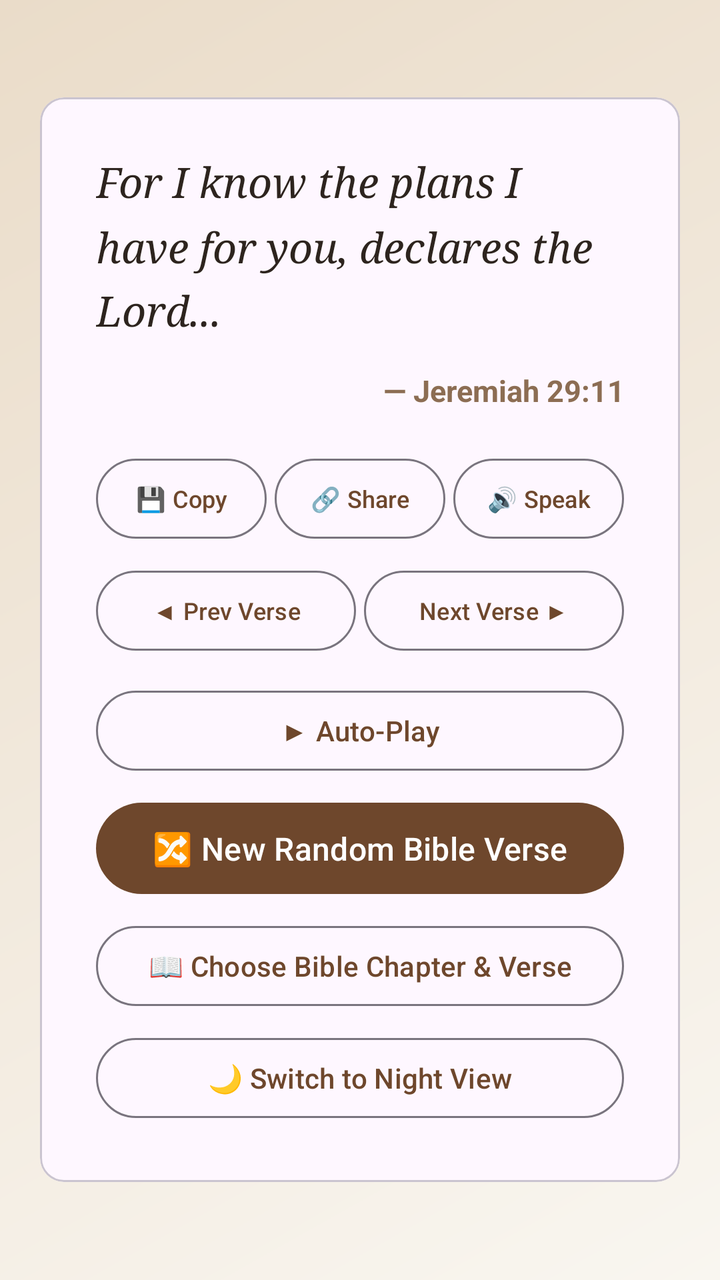
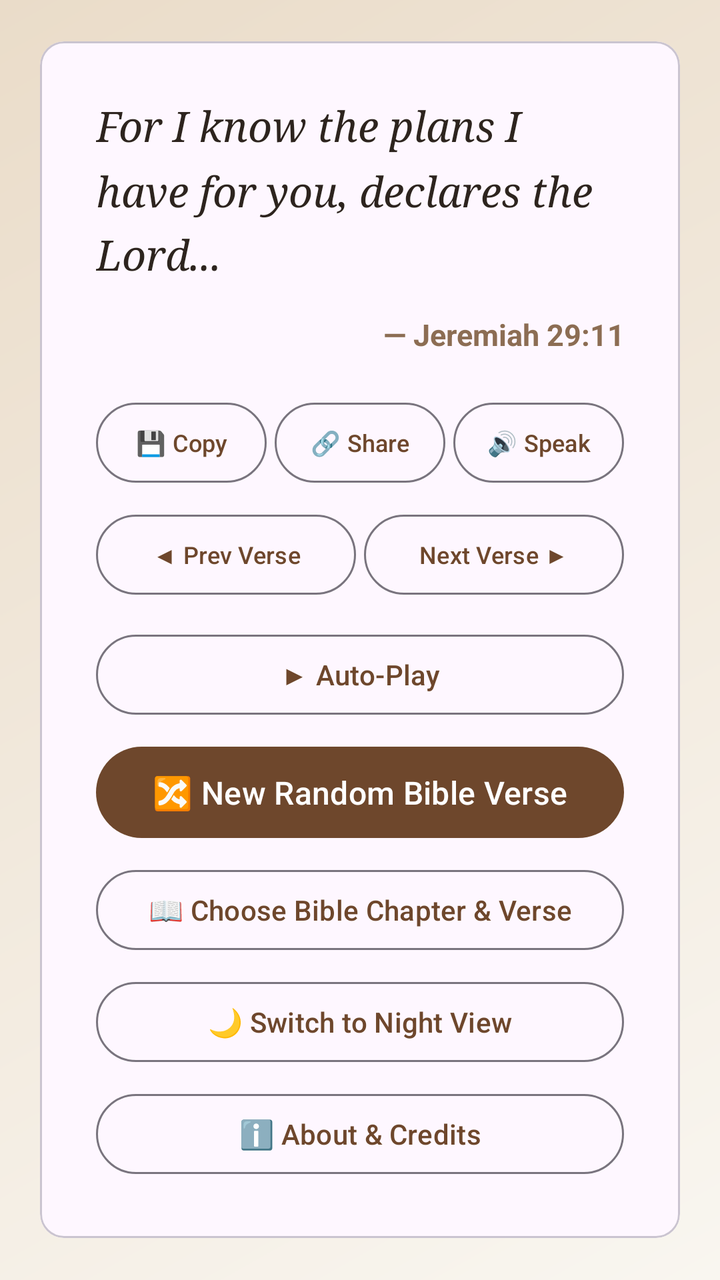

Before-and-after screenshots of an Android layout around one commit, followed by the original layout XML and the change that was made.
<!-- AndroidManifest.xml: application theme Theme.RandomBibleVerse -->
<!-- res/layout/activity_main.xml -->
<?xml version="1.0" encoding="utf-8"?>
<RelativeLayout xmlns:android="http://schemas.android.com/apk/res/android"
    xmlns:app="http://schemas.android.com/apk/auto"
    android:layout_width="match_parent"
    android:layout_height="match_parent"
    android:background="@drawable/bg_gradient">

    
    <com.google.android.material.card.MaterialCardView
        android:id="@+id/verseCard"
        android:layout_width="match_parent"
        android:layout_height="wrap_content"
        android:layout_centerInParent="true"
        android:layout_margin="20dp"
        app:cardCornerRadius="20dp"
        app:cardElevation="8dp"
        app:cardBackgroundColor="#FFFFFF"
        app:strokeWidth="1dp"
        app:strokeColor="#E8E2D5">

        <LinearLayout
            android:layout_width="match_parent"
            android:layout_height="wrap_content"
            android:orientation="vertical"
            android:padding="28dp">

            
            <TextView
                android:id="@+id/tvVerseText"
                android:layout_width="match_parent"
                android:layout_height="wrap_content"
                android:text="For I know the plans I have for you, declares the Lord..."
                android:textSize="21sp"
                android:textColor="#2D241E"
                android:fontFamily="serif"
                android:lineSpacingMultiplier="1.3"
                android:textStyle="italic" />

            
            <TextView
                android:id="@+id/tvVerseRef"
                android:layout_width="match_parent"
                android:layout_height="wrap_content"
                android:layout_marginTop="16dp"
                android:text="— Jeremiah 29:11"
                android:textSize="15sp"
                android:textColor="#8C6D53"
                android:textStyle="bold"
                android:gravity="end" />

            
            <LinearLayout
                android:layout_width="match_parent"
                android:layout_height="wrap_content"
                android:layout_marginTop="20dp"
                android:orientation="horizontal"
                android:weightSum="3">
                
                
                <com.google.android.material.button.MaterialButton
                    android:id="@+id/btnCopy"
                    style="?attr/materialButtonOutlinedStyle"
                    android:layout_width="0dp"
                    android:layout_height="wrap_content"
                    android:layout_weight="1"
                    android:text="💾 Copy"
                    android:textSize="12sp"
                    android:insetLeft="0dp"
                    android:insetRight="0dp"
                    android:paddingHorizontal="2dp"
                    android:textColor="#6E472C"
                    app:strokeColor="#6E472C"
                    android:layout_marginEnd="2dp" />
                
                
                <com.google.android.material.button.MaterialButton
                    android:id="@+id/btnShare"
                    style="?attr/materialButtonOutlinedStyle"
                    android:layout_width="0dp"
                    android:layout_height="wrap_content"
                    android:layout_weight="1"
                    android:text="🔗 Share"
                    android:textSize="12sp"
                    android:insetLeft="0dp"
                    android:insetRight="0dp"
                    android:paddingHorizontal="2dp"
                    android:textColor="#6E472C"
                    app:strokeColor="#6E472C"
                    android:layout_marginStart="2dp"
                    android:layout_marginEnd="2dp" />

                
                <com.google.android.material.button.MaterialButton
                    android:id="@+id/btnSpeak"
                    style="?attr/materialButtonOutlinedStyle"
                    android:layout_width="0dp"
                    android:layout_height="wrap_content"
                    android:layout_weight="1"
                    android:text="🔊 Speak"
                    android:textSize="12sp"
                    android:insetLeft="0dp"
                    android:insetRight="0dp"
                    android:paddingHorizontal="2dp"
                    android:textColor="#6E472C"
                    app:strokeColor="#6E472C"
                    android:layout_marginStart="2dp" />
            </LinearLayout>

            
            <LinearLayout
                android:layout_width="match_parent"
                android:layout_height="wrap_content"
                android:layout_marginTop="8dp"
                android:orientation="horizontal"
                android:weightSum="2">

                
                <com.google.android.material.button.MaterialButton
                    android:id="@+id/btnPrev"
                    style="?attr/materialButtonOutlinedStyle"
                    android:layout_width="0dp"
                    android:layout_height="wrap_content"
                    android:layout_weight="1"
                    android:text="◀ Prev Verse"
                    android:textSize="12sp"
                    android:insetLeft="0dp"
                    android:insetRight="0dp"
                    android:textColor="#6E472C"
                    app:strokeColor="#6E472C"
                    android:layout_marginEnd="2dp" />

                
                <com.google.android.material.button.MaterialButton
                    android:id="@+id/btnNext"
                    style="?attr/materialButtonOutlinedStyle"
                    android:layout_width="0dp"
                    android:layout_height="wrap_content"
                    android:layout_weight="1"
                    android:text="Next Verse ▶"
                    android:textSize="12sp"
                    android:insetLeft="0dp"
                    android:insetRight="0dp"
                    android:textColor="#6E472C"
                    app:strokeColor="#6E472C"
                    android:layout_marginStart="2dp" />
            </LinearLayout>

            
            <com.google.android.material.button.MaterialButton
                android:id="@+id/btnAutoPlay"
                style="?attr/materialButtonOutlinedStyle"
                android:layout_width="match_parent"
                android:layout_height="wrap_content"
                android:layout_marginTop="12dp"
                android:text="▶ Auto-Play"
                android:textSize="14sp"
                android:textColor="#6E472C"
                app:strokeColor="#6E472C"
                app:cornerRadius="12dp" />

            
            <com.google.android.material.button.MaterialButton
                android:id="@+id/btnRefresh"
                android:layout_width="match_parent"
                android:layout_height="wrap_content"
                android:layout_marginTop="8dp"
                android:text="🔀 New Random Bible Verse"
                android:textSize="16sp"
                android:paddingVertical="12dp"
                app:backgroundTint="#6E472C"
                app:cornerRadius="12dp" />

            
            <com.google.android.material.button.MaterialButton
                android:id="@+id/btnSelectManual"
                style="?attr/materialButtonOutlinedStyle"
                android:layout_width="match_parent"
                android:layout_height="wrap_content"
                android:layout_marginTop="8dp"
                android:text="📖 Choose Bible Chapter &amp; Verse"
                android:textColor="#6E472C"
                app:strokeColor="#6E472C"
                app:cornerRadius="12dp" />

            
            <com.google.android.material.button.MaterialButton
                android:id="@+id/btnToggleTheme"
                style="?attr/materialButtonOutlinedStyle"
                android:layout_width="match_parent"
                android:layout_height="wrap_content"
                android:layout_marginTop="8dp"
                android:text="🌙 Switch to Night View"
                android:textColor="#6E472C"
                app:strokeColor="#6E472C"
                app:cornerRadius="12dp" />

        </LinearLayout>
    </com.google.android.material.card.MaterialCardView>
</RelativeLayout>
<!-- resources referenced by this layout -->
<resources>
  <!-- drawable bg_gradient (drawable) -->
  <?xml version="1.0" encoding="utf-8"?>
  <shape xmlns:android="http://schemas.android.com/apk/res/android"
      android:shape="rectangle">
      <gradient
          android:angle="135"
          android:startColor="#F9F6F0"
          android:endColor="#EADcc9"
          android:type="linear" />
  </shape>
  <style name="Theme.RandomBibleVerse" parent="Theme.Material3.DayNight.NoActionBar">
          
          <item name="colorPrimary">#6E472C</item>
          <item name="android:statusBarColor">#6E472C</item>
      </style>
</resources>

<!-- the commit's change to res/layout/activity_main.xml (unified diff, before → after) -->
@@ -194,6 +194,18 @@
                 app:strokeColor="#6E472C"
                 app:cornerRadius="12dp" />
 
+            
+            <com.google.android.material.button.MaterialButton
+                android:id="@+id/btnAbout"
+                style="?attr/materialButtonOutlinedStyle"
+                android:layout_width="match_parent"
+                android:layout_height="wrap_content"
+                android:layout_marginTop="8dp"
+                android:text="ℹ️ About &amp; Credits"
+                android:textColor="#6E472C"
+                app:strokeColor="#6E472C"
+                app:cornerRadius="12dp" />
+
         </LinearLayout>
     </com.google.android.material.card.MaterialCardView>
 </RelativeLayout>
